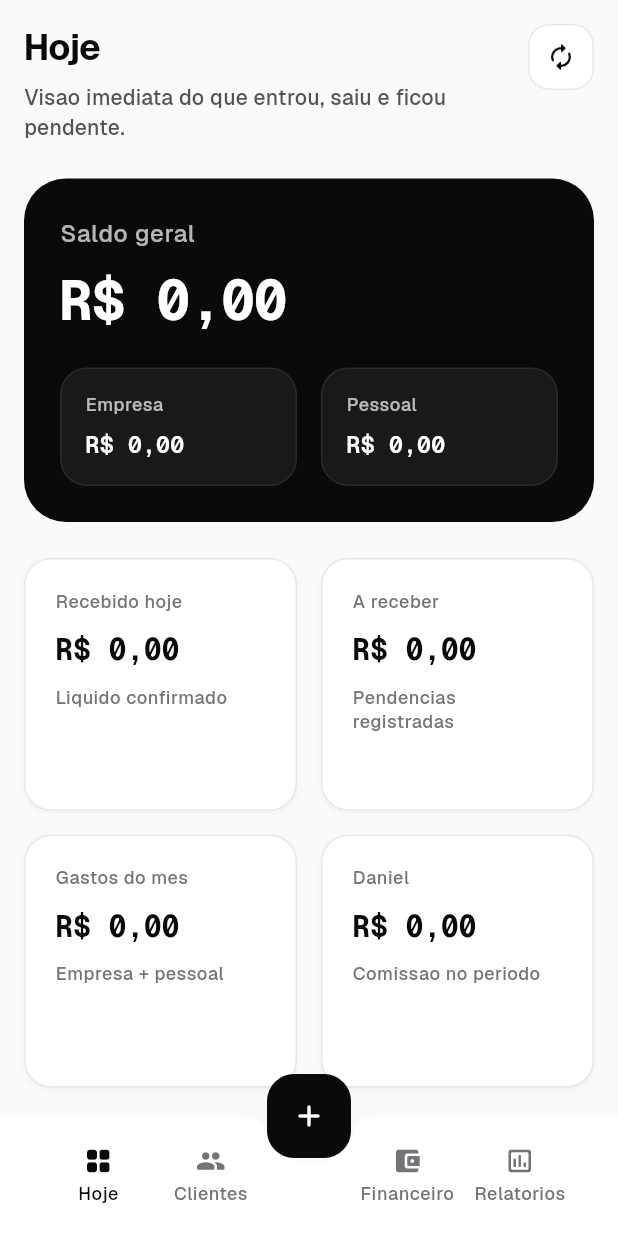
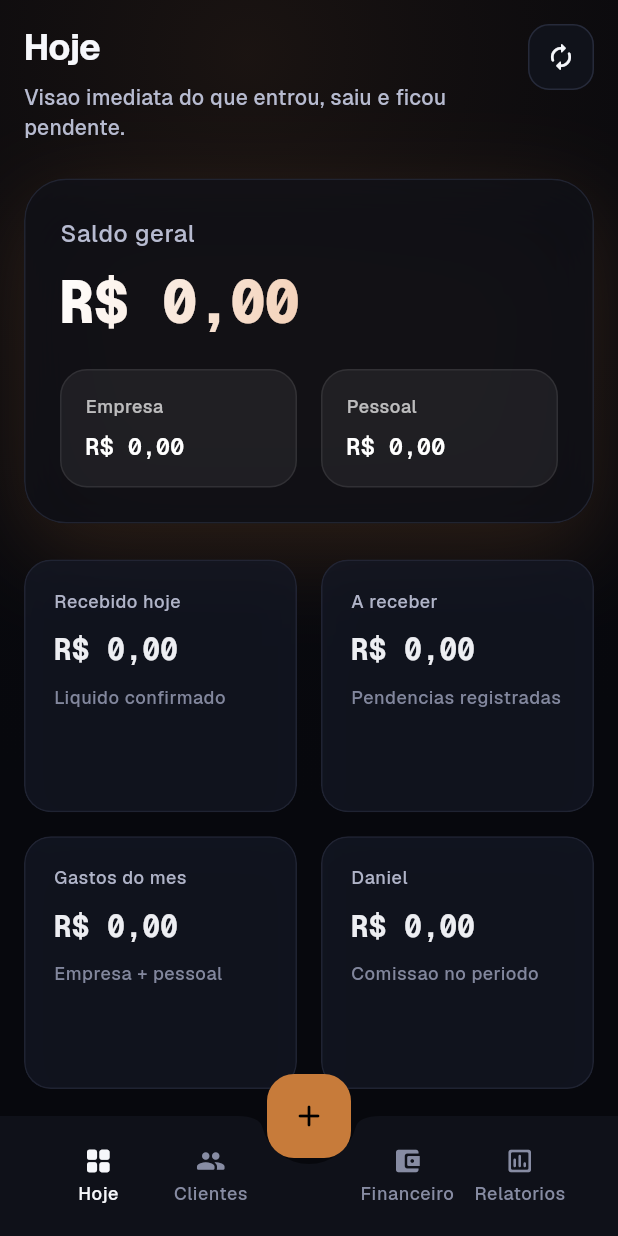
Before and after one commit to FilipePr0graming/Nexo, a Flutter app: the screen it shows after launch, on a phone screen of 412 x 824 dp. Run offline on Flutter 3.47's test engine with Material 3 defaults, Android fonts, the phone set to English and light mode, and no system bars; our stand-ins replace shared_preferences, supabase_flutter; accounts and stored records are empty.

Commit message:
feat(ui): premium redesign inspired by glass Apple-style dashboard

```diff
--- a/apps/client/lib/core/design_system/nexo_colors.dart
+++ b/apps/client/lib/core/design_system/nexo_colors.dart
@@ -1,20 +1,20 @@
 import 'package:flutter/material.dart';
 
 abstract final class NexoColors {
-  static const Color canvas = Color(0xFFFAFAFA);
-  static const Color surface = Color(0xFFFFFFFF);
-  static const Color surfaceElevated = Color(0xFFF5F5F5);
-  static const Color surfaceMuted = Color(0xFFF1F1F1);
+  static const Color canvas = Color(0xFF07080D);
+  static const Color surface = Color(0xFF10121A);
+  static const Color surfaceElevated = Color(0xFF141827);
+  static const Color surfaceMuted = Color(0xFF0C0E16);
 
-  static const Color ink = Color(0xFF0A0A0A);
-  static const Color inkHigh = Color(0xFF111113);
-  static const Color inkMedium = Color(0xFF525257);
-  static const Color inkLow = Color(0xFF737378);
+  static const Color ink = Color(0xFFF6F7FB);
+  static const Color inkHigh = Color(0xFFFFFFFF);
+  static const Color inkMedium = Color(0xFFB7BBD0);
+  static const Color inkLow = Color(0xFF878CA3);
 
-  static const Color border = Color(0xFFE7E7E8);
-  static const Color divider = Color(0xFFEFEFF0);
+  static const Color border = Color(0xFF262A3A);
+  static const Color divider = Color(0xFF1C2030);
 
-  static const Color accent = Color(0xFF667085);
+  static const Color accent = Color(0xFFC77B3A);
 
   static const Color success = Color(0xFF166534);
   static const Color successSoft = Color(0xFFF0FDF4);
--- a/apps/client/lib/core/design_system/nexo_shadows.dart
+++ b/apps/client/lib/core/design_system/nexo_shadows.dart
@@ -3,17 +3,17 @@ import 'package:flutter/material.dart';
 abstract final class NexoShadows {
   static List<BoxShadow> get subtle => const [
         BoxShadow(
-          color: Color(0x0A000000),
-          blurRadius: 2,
-          offset: Offset(0, 1),
+          color: Color(0x66000000),
+          blurRadius: 20,
+          offset: Offset(0, 12),
         ),
       ];
 
   static List<BoxShadow> get overlay => const [
         BoxShadow(
-          color: Color(0x14000000),
-          blurRadius: 32,
-          offset: Offset(0, 12),
+          color: Color(0x99000000),
+          blurRadius: 48,
+          offset: Offset(0, 24),
         ),
       ];
 }
--- a/apps/client/lib/core/design_system/nexo_theme.dart
+++ b/apps/client/lib/core/design_system/nexo_theme.dart
@@ -8,11 +8,11 @@ import 'nexo_typography.dart';
 abstract final class NexoTheme {
   static ThemeData light() {
     const colorScheme = ColorScheme(
-      brightness: Brightness.light,
-      primary: NexoColors.ink,
-      onPrimary: Colors.white,
+      brightness: Brightness.dark,
+      primary: NexoColors.accent,
+      onPrimary: Colors.black,
       secondary: NexoColors.accent,
-      onSecondary: Colors.white,
+      onSecondary: Colors.black,
       error: NexoColors.error,
       onError: Colors.white,
       surface: NexoColors.surface,
@@ -28,7 +28,7 @@ abstract final class NexoTheme {
 
     return ThemeData(
       useMaterial3: true,
-      brightness: Brightness.light,
+      brightness: Brightness.dark,
       fontFamily: NexoTypography.sans,
       scaffoldBackgroundColor: NexoColors.canvas,
       colorScheme: colorScheme,
@@ -50,7 +50,7 @@ abstract final class NexoTheme {
       ),
       inputDecorationTheme: InputDecorationTheme(
         filled: true,
-        fillColor: NexoColors.surface,
+        fillColor: NexoColors.surfaceElevated,
         hintStyle: const TextStyle(color: NexoColors.inkLow),
         labelStyle: const TextStyle(color: NexoColors.inkMedium),
         contentPadding: const EdgeInsets.symmetric(
@@ -70,8 +70,10 @@ abstract final class NexoTheme {
       ),
       snackBarTheme: SnackBarThemeData(
         behavior: SnackBarBehavior.floating,
-        backgroundColor: NexoColors.ink,
-        contentTextStyle: NexoTypography.textTheme().bodyMedium?.copyWith(color: Colors.white),
+        backgroundColor: NexoColors.surfaceElevated,
+        contentTextStyle: NexoTypography.textTheme().bodyMedium?.copyWith(
+          color: NexoColors.ink,
+        ),
         shape: RoundedRectangleBorder(
           borderRadius: BorderRadius.circular(NexoRadius.md),
         ),
@@ -79,8 +81,8 @@ abstract final class NexoTheme {
       filledButtonTheme: FilledButtonThemeData(
         style: FilledButton.styleFrom(
           minimumSize: const Size(0, 52),
-          backgroundColor: NexoColors.ink,
-          foregroundColor: Colors.white,
+          backgroundColor: NexoColors.accent,
+          foregroundColor: Colors.black,
           elevation: 0,
           padding: const EdgeInsets.symmetric(horizontal: NexoSpacing.lg),
           shape: RoundedRectangleBorder(
@@ -124,8 +126,8 @@ abstract final class NexoTheme {
       ),
       chipTheme: ChipThemeData(
         backgroundColor: NexoColors.surfaceElevated,
-        selectedColor: NexoColors.ink,
-        secondarySelectedColor: NexoColors.ink,
+        selectedColor: NexoColors.accent,
+        secondarySelectedColor: NexoColors.accent,
         disabledColor: NexoColors.surfaceMuted,
         side: const BorderSide(color: NexoColors.border),
         shape: RoundedRectangleBorder(
@@ -142,7 +144,7 @@ abstract final class NexoTheme {
           fontFamily: NexoTypography.sans,
           fontSize: 12,
           fontWeight: FontWeight.w600,
-          color: Colors.white,
+          color: Colors.black,
         ),
       ),
       segmentedButtonTheme: SegmentedButtonThemeData(
@@ -152,12 +154,12 @@ abstract final class NexoTheme {
           ),
           backgroundColor: WidgetStateProperty.resolveWith(
             (states) => states.contains(WidgetState.selected)
-                ? NexoColors.ink
+                ? NexoColors.accent
                 : NexoColors.surface,
           ),
           foregroundColor: WidgetStateProperty.resolveWith(
             (states) => states.contains(WidgetState.selected)
-                ? Colors.white
+                ? Colors.black
                 : NexoColors.ink,
           ),
           textStyle: const WidgetStatePropertyAll(
--- /dev/null
+++ b/apps/client/lib/shared/components/actions/nexo_hoverable.dart
@@ -0,0 +1,62 @@
+import 'package:flutter/foundation.dart';
+import 'package:flutter/material.dart';
+
+class NexoHoverable extends StatefulWidget {
+  const NexoHoverable({
+    super.key,
+    required this.child,
+    this.enabled = true,
+    this.onTap,
+  });
+
+  final Widget child;
+  final bool enabled;
+  final VoidCallback? onTap;
+
+  @override
+  State<NexoHoverable> createState() => _NexoHoverableState();
+}
+
+class _NexoHoverableState extends State<NexoHoverable> {
+  bool _hovered = false;
+
+  bool get _canHover {
+    return widget.enabled && (kIsWeb || defaultTargetPlatform != TargetPlatform.android && defaultTargetPlatform != TargetPlatform.iOS);
+  }
+
+  @override
+  Widget build(BuildContext context) {
+    final child = AnimatedScale(
+      duration: const Duration(milliseconds: 140),
+      curve: Curves.easeOut,
+      scale: _hovered ? 1.01 : 1.0,
+      child: AnimatedOpacity(
+        duration: const Duration(milliseconds: 140),
+        curve: Curves.easeOut,
+        opacity: _hovered ? 1.0 : 0.96,
+        child: widget.child,
+      ),
+    );
+
+    final wrapped = widget.onTap == null
+        ? child
+        : GestureDetector(
+            behavior: HitTestBehavior.opaque,
+            onTap: widget.enabled ? widget.onTap : null,
+            child: child,
+          );
+
+    if (!_canHover) {
+      return wrapped;
+    }
+
+    return MouseRegion(
+      onEnter: (_) => setState(() => _hovered = true),
+      onExit: (_) => setState(() => _hovered = false),
+      cursor: widget.onTap == null || !widget.enabled
+          ? SystemMouseCursors.basic
+          : SystemMouseCursors.click,
+      child: wrapped,
+    );
+  }
+}
--- /dev/null
+++ b/apps/client/lib/shared/components/app/nexo_background.dart
@@ -0,0 +1,31 @@
+import 'package:flutter/material.dart';
+
+import '../../../core/design_system/nexo_colors.dart';
+
+class NexoBackground extends StatelessWidget {
+  const NexoBackground({
+    super.key,
+    required this.child,
+  });
+
+  final Widget child;
+
+  @override
+  Widget build(BuildContext context) {
+    return DecoratedBox(
+      decoration: const BoxDecoration(
+        color: NexoColors.canvas,
+        gradient: RadialGradient(
+          center: Alignment(-0.2, -0.9),
+          radius: 1.25,
+          colors: [
+            Color(0x1AC77B3A),
+            Color(0x0007080D),
+          ],
+          stops: [0.0, 1.0],
+        ),
+      ),
+      child: child,
+    );
+  }
+}
--- a/apps/client/lib/shared/components/app/nexo_shell.dart
+++ b/apps/client/lib/shared/components/app/nexo_shell.dart
@@ -12,7 +12,9 @@ import '../../../features/finance/presentation/screens/new_expense_screen.dart';
 import '../../../features/finance/presentation/screens/new_sale_screen.dart';
 import '../../../features/reports/presentation/screens/reports_screen.dart';
 import '../actions/nexo_button.dart';
+import 'nexo_background.dart';
 import 'nexo_quick_action_sheet.dart';
+import 'nexo_sidebar.dart';
 
 class NexoShell extends StatefulWidget {
   const NexoShell({super.key});
@@ -129,35 +131,13 @@ class _NexoShellState extends State<NexoShell> {
             expanded: false,
           ),
         ),
-        body: Row(
+        body: NexoBackground(
+          child: Row(
             children: [
-            NavigationRail(
+              NexoSidebar(
                 selectedIndex: _currentIndex,
-              onDestinationSelected: (index) =>
-                  setState(() => _currentIndex = index),
-              backgroundColor: NexoColors.surface,
-              indicatorColor: NexoColors.surfaceElevated,
-              labelType: NavigationRailLabelType.all,
-              destinations: const [
-                NavigationRailDestination(
-                  icon: Icon(NexoIcons.dashboard),
-                  label: Text('Hoje'),
+                onSelected: (index) => setState(() => _currentIndex = index),
               ),
-                NavigationRailDestination(
-                  icon: Icon(NexoIcons.clients),
-                  label: Text('Clientes'),
-                ),
-                NavigationRailDestination(
-                  icon: Icon(NexoIcons.finance),
-                  label: Text('Financeiro'),
-                ),
-                NavigationRailDestination(
-                  icon: Icon(NexoIcons.reports),
-                  label: Text('Relatorios'),
-                ),
-              ],
-            ),
-            const VerticalDivider(width: 1),
               Expanded(
                 child: IndexedStack(
                   index: _currentIndex,
@@ -166,19 +146,22 @@ class _NexoShellState extends State<NexoShell> {
               ),
             ],
           ),
+        ),
       );
     }
 
     return Scaffold(
-      body: IndexedStack(
+      body: NexoBackground(
+        child: IndexedStack(
           index: _currentIndex,
           children: pages,
+        ),
       ),
       floatingActionButtonLocation: FloatingActionButtonLocation.centerDocked,
       floatingActionButton: FloatingActionButton(
         onPressed: _openQuickActions,
-        backgroundColor: NexoColors.ink,
-        foregroundColor: Colors.white,
+        backgroundColor: NexoColors.accent,
+        foregroundColor: Colors.black,
         elevation: 0,
         shape: RoundedRectangleBorder(
           borderRadius: BorderRadius.circular(18),
@@ -186,7 +169,7 @@ class _NexoShellState extends State<NexoShell> {
         child: const Icon(NexoIcons.add),
       ),
       bottomNavigationBar: BottomAppBar(
-        color: NexoColors.surface,
+        color: NexoColors.surface.withValues(alpha: 0.92),
         surfaceTintColor: Colors.transparent,
         elevation: 0,
         shape: const CircularNotchedRectangle(),
--- a/apps/client/lib/shared/components/cards/nexo_balance_hero_card.dart
+++ b/apps/client/lib/shared/components/cards/nexo_balance_hero_card.dart
@@ -4,6 +4,7 @@ import '../../../core/design_system/nexo_colors.dart';
 import '../../../core/design_system/nexo_radius.dart';
 import '../../../core/design_system/nexo_spacing.dart';
 import '../../../core/design_system/nexo_typography.dart';
+import 'nexo_glass_card.dart';
 
 class NexoBalanceHeroCard extends StatelessWidget {
   const NexoBalanceHeroCard({
@@ -25,11 +26,29 @@ class NexoBalanceHeroCard extends StatelessWidget {
 
   @override
   Widget build(BuildContext context) {
-    return Container(
+    return Stack(
+      children: [
+        Positioned.fill(
+          child: IgnorePointer(
+            child: DecoratedBox(
               decoration: BoxDecoration(
-        color: NexoColors.ink,
                 borderRadius: BorderRadius.circular(NexoRadius.hero),
+                boxShadow: [
+                  BoxShadow(
+                    color: NexoColors.accent.withValues(alpha: 0.18),
+                    blurRadius: 52,
+                    offset: const Offset(0, 18),
                   ),
+                ],
+              ),
+            ),
+          ),
+        ),
+        NexoGlassCard(
+          radius: NexoRadius.hero,
+          blurSigma: 22,
+          tint: const Color(0xFF0E1018),
+          borderColor: NexoColors.border.withValues(alpha: 0.65),
           padding: const EdgeInsets.all(NexoSpacing.xl),
           child: Column(
             crossAxisAlignment: CrossAxisAlignment.start,
@@ -37,18 +56,30 @@ class NexoBalanceHeroCard extends StatelessWidget {
               Text(
                 title,
                 style: Theme.of(context).textTheme.bodyLarge?.copyWith(
-                  color: Colors.white70,
+                      color: NexoColors.inkMedium,
                     ),
               ),
               const SizedBox(height: NexoSpacing.sm),
-          Text(
+              ShaderMask(
+                shaderCallback: (rect) {
+                  return const LinearGradient(
+                    colors: [
+                      Color(0xFFFFFFFF),
+                      Color(0xFFF3D1B8),
+                    ],
+                    begin: Alignment.topLeft,
+                    end: Alignment.bottomRight,
+                  ).createShader(rect);
+                },
+                child: Text(
                   balance,
                   style: NexoTypography.monoStyle(
-              size: 38,
-              height: 1.1,
-              weight: FontWeight.w700,
+                    size: 40,
+                    height: 1.08,
+                    weight: FontWeight.w800,
                     color: Colors.white,
                     letterSpacing: -1.2,
+                  ),
                 ),
               ),
               const SizedBox(height: NexoSpacing.xl),
@@ -71,6 +102,8 @@ class NexoBalanceHeroCard extends StatelessWidget {
               ),
             ],
           ),
+        ),
+      ],
     );
   }
 }
--- a/apps/client/lib/shared/components/cards/nexo_card.dart
+++ b/apps/client/lib/shared/components/cards/nexo_card.dart
@@ -3,7 +3,8 @@ import 'package:flutter/material.dart';
 import '../../../core/design_system/nexo_colors.dart';
 import '../../../core/design_system/nexo_radius.dart';
 import '../../../core/design_system/nexo_spacing.dart';
-import '../../../core/design_system/nexo_shadows.dart';
+import '../actions/nexo_hoverable.dart';
+import 'nexo_glass_card.dart';
 
 class NexoCard extends StatelessWidget {
   const NexoCard({
@@ -27,32 +28,17 @@ class NexoCard extends StatelessWidget {
 
   @override
   Widget build(BuildContext context) {
-    final decoration = BoxDecoration(
-      color: backgroundColor ?? NexoColors.surface,
-      borderRadius: BorderRadius.circular(radius),
-      border: Border.all(color: borderColor ?? NexoColors.border),
-      boxShadow: boxShadow ?? NexoShadows.subtle,
-    );
-
-    final content = Ink(
-      decoration: decoration,
-      child: Padding(
+    return NexoHoverable(
+      enabled: onTap != null,
+      onTap: onTap,
+      child: NexoGlassCard(
+        radius: radius,
+        tint: backgroundColor ?? NexoColors.surface,
+        borderColor: borderColor,
+        boxShadow: boxShadow,
         padding: padding,
         child: child,
       ),
     );
-
-    if (onTap == null) {
-      return content;
-    }
-
-    return Material(
-      color: Colors.transparent,
-      child: InkWell(
-        borderRadius: BorderRadius.circular(radius),
-        onTap: onTap,
-        child: content,
-      ),
-    );
   }
 }
--- /dev/null
+++ b/apps/client/lib/shared/components/cards/nexo_glass_card.dart
@@ -0,0 +1,69 @@
+import 'dart:ui';
+
+import 'package:flutter/material.dart';
+
+import '../../../core/design_system/nexo_colors.dart';
+import '../../../core/design_system/nexo_radius.dart';
+import '../../../core/design_system/nexo_shadows.dart';
+
+class NexoGlassCard extends StatelessWidget {
+  const NexoGlassCard({
+    super.key,
+    required this.child,
+    this.onTap,
+    this.padding,
+    this.radius = NexoRadius.lg,
+    this.tint,
+    this.borderColor,
+    this.blurSigma = 18,
+    this.boxShadow,
+  });
+
+  final Widget child;
+  final VoidCallback? onTap;
+  final EdgeInsetsGeometry? padding;
+  final double radius;
+  final Color? tint;
+  final Color? borderColor;
+  final double blurSigma;
+  final List<BoxShadow>? boxShadow;
+
+  @override
+  Widget build(BuildContext context) {
+    final decoration = BoxDecoration(
+      color: (tint ?? NexoColors.surface).withValues(alpha: 0.72),
+      borderRadius: BorderRadius.circular(radius),
+      border: Border.all(
+        color: (borderColor ?? NexoColors.border).withValues(alpha: 0.75),
+      ),
+      boxShadow: boxShadow ?? NexoShadows.subtle,
+    );
+
+    final body = ClipRRect(
+      borderRadius: BorderRadius.circular(radius),
+      child: BackdropFilter(
+        filter: ImageFilter.blur(sigmaX: blurSigma, sigmaY: blurSigma),
+        child: DecoratedBox(
+          decoration: decoration,
+          child: Padding(
+            padding: padding ?? const EdgeInsets.all(20),
+            child: child,
+          ),
+        ),
+      ),
+    );
+
+    if (onTap == null) {
+      return body;
+    }
+
+    return Material(
+      color: Colors.transparent,
+      child: InkWell(
+        borderRadius: BorderRadius.circular(radius),
+        onTap: onTap,
+        child: body,
+      ),
+    );
+  }
+}
--- a/apps/client/lib/shared/components/cards/nexo_metric_card.dart
+++ b/apps/client/lib/shared/components/cards/nexo_metric_card.dart
@@ -20,14 +20,14 @@ class NexoMetricCard extends StatelessWidget {
   @override
   Widget build(BuildContext context) {
     return NexoCard(
-      backgroundColor: NexoColors.surface,
+      backgroundColor: NexoColors.surfaceElevated,
       child: Column(
         crossAxisAlignment: CrossAxisAlignment.start,
         children: [
           Text(
             label,
             style: Theme.of(context).textTheme.bodySmall?.copyWith(
-                  color: NexoColors.inkLow,
+                  color: NexoColors.inkMedium,
                 ),
           ),
           const SizedBox(height: NexoSpacing.sm),
@@ -43,7 +43,9 @@ class NexoMetricCard extends StatelessWidget {
             const SizedBox(height: NexoSpacing.sm),
             Text(
               footnote!,
-              style: Theme.of(context).textTheme.bodySmall,
+              style: Theme.of(context).textTheme.bodySmall?.copyWith(
+                    color: NexoColors.inkLow,
+                  ),
             ),
           ],
         ],
```
Also changed, not shown: apps/client/lib/shared/components/app/nexo_sidebar.dart (added, +196 -0 lines), apps/client/lib/shared/components/cards/nexo_quick_action_card.dart (+12 -2 lines). Lines whose indentation alone changed are shown as unchanged.
